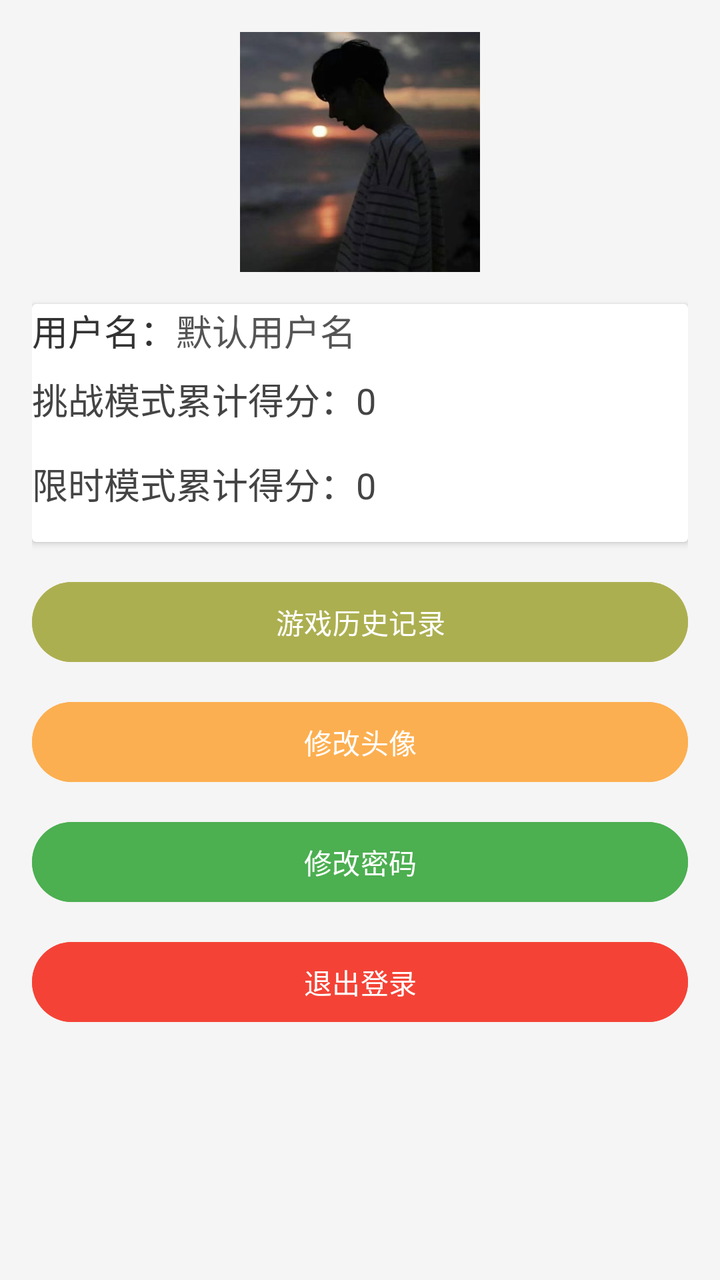
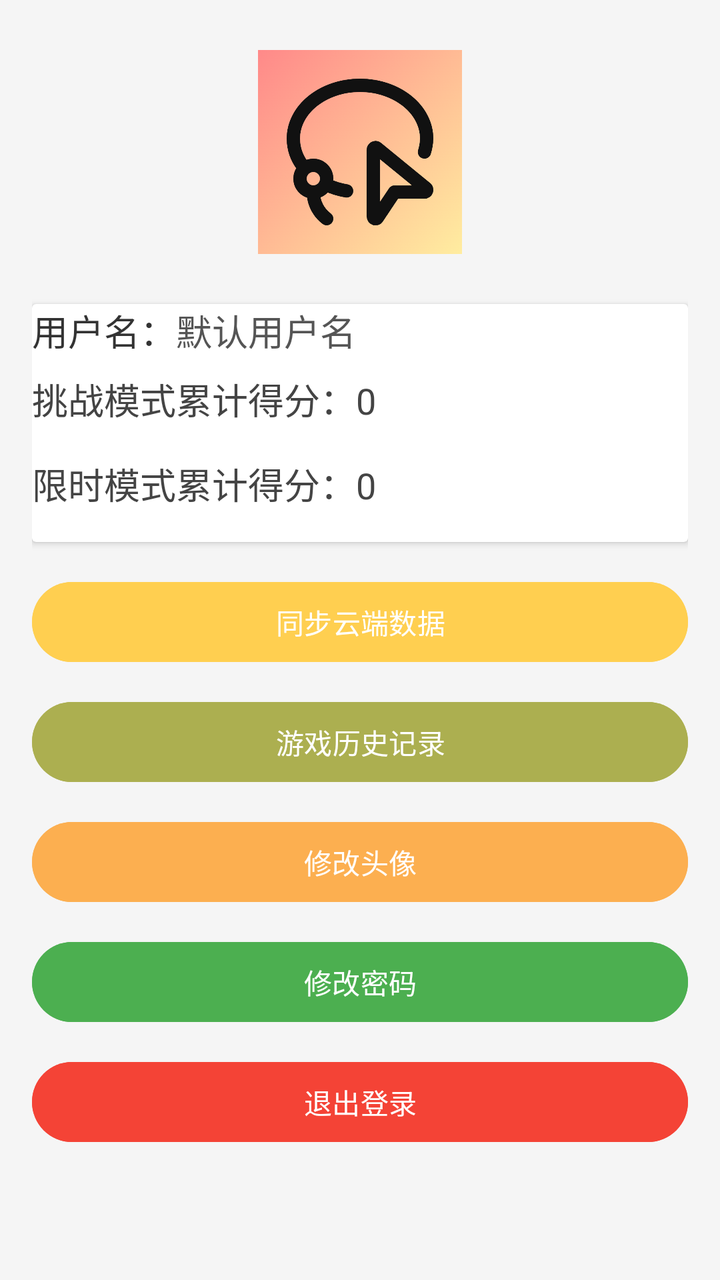

An Android layout rendered at two revisions. The XML below is the earlier revision; the diff shows what the commit changed to produce the second picture.
<!-- AndroidManifest.xml: application theme Theme.WordCrush -->
<!-- res/layout/fragment_home.xml -->
<?xml version="1.0" encoding="utf-8"?>
<ScrollView xmlns:android="http://schemas.android.com/apk/res/android"
    android:layout_width="match_parent"
    android:layout_height="match_parent"
    android:background="#F5F5F5"
    android:fitsSystemWindows="true">

    <LinearLayout
        android:layout_width="match_parent"
        android:layout_height="wrap_content"
        android:orientation="vertical"
        android:padding="16dp"
        android:gravity="center_horizontal">

        
        <ImageView
            android:layout_width="120dp"
            android:layout_height="120dp"
            android:src="@drawable/default_avatar"
            android:layout_marginBottom="16dp"
            android:scaleType="centerCrop"
            android:contentDescription="头像" />

        
        <androidx.cardview.widget.CardView
            android:layout_width="match_parent"
            android:layout_height="wrap_content"
            android:layout_marginBottom="16dp"
            android:padding="16dp">


            <LinearLayout
                android:layout_width="match_parent"
                android:layout_height="wrap_content"
                android:orientation="vertical">

                <LinearLayout
                    android:layout_width="match_parent"
                    android:layout_height="wrap_content"
                    android:orientation="horizontal"
                    android:layout_marginBottom="8dp">

                    <TextView
                        android:layout_width="wrap_content"
                        android:layout_height="wrap_content"
                        android:text="用户名："
                        android:textSize="18sp"
                        android:textColor="#333" />

                    <TextView
                        android:layout_width="wrap_content"
                        android:layout_height="wrap_content"
                        android:text="默认用户名"
                        android:textSize="18sp"
                        android:textColor="#555" />
                </LinearLayout>

                <LinearLayout
                    android:layout_width="match_parent"
                    android:layout_height="wrap_content"
                    android:orientation="horizontal"
                    android:layout_marginBottom="8dp">

                    <TextView
                        android:layout_width="wrap_content"
                        android:layout_height="wrap_content"
                        android:text="挑战模式累计得分："
                        android:textSize="18sp"
                        android:textColor="#444"
                        android:layout_marginBottom="8dp" />

                    <TextView
                        android:id="@+id/game1Score"
                        android:layout_width="wrap_content"
                        android:layout_height="wrap_content"
                        android:text="0"
                        android:textSize="18sp"
                        android:textColor="#444"
                        android:layout_marginBottom="8dp" />

                </LinearLayout>

                <LinearLayout
                    android:layout_width="match_parent"
                    android:layout_height="wrap_content"
                    android:orientation="horizontal"
                    android:layout_marginBottom="8dp">

                    <TextView
                        android:layout_width="wrap_content"
                        android:layout_height="wrap_content"
                        android:text="限时模式累计得分："
                        android:textSize="18sp"
                        android:textColor="#444"
                        android:layout_marginBottom="8dp" />

                    <TextView
                        android:id="@+id/game2Score"
                        android:layout_width="wrap_content"
                        android:layout_height="wrap_content"
                        android:text="0"
                        android:textSize="18sp"
                        android:textColor="#444"
                        android:layout_marginBottom="8dp" />

                </LinearLayout>

            </LinearLayout>

        </androidx.cardview.widget.CardView>

        

        <Button
            android:id="@+id/gameRecordBtn"
            android:layout_width="match_parent"
            android:layout_height="wrap_content"
            android:text="游戏历史记录"
            android:layout_marginBottom="12dp"
            android:backgroundTint="#aCAF50"
            android:textColor="#FFFFFF" />

        <Button
            android:id="@+id/changeAvatarBtn"
            android:layout_width="match_parent"
            android:layout_height="wrap_content"
            android:text="修改头像"
            android:layout_marginBottom="12dp"
            android:backgroundTint="#fCAF50"
            android:textColor="#FFFFFF" />


        <Button
            android:id="@+id/changePasswordBtn"
            android:layout_width="match_parent"
            android:layout_height="wrap_content"
            android:text="修改密码"
            android:layout_marginBottom="12dp"
            android:backgroundTint="#4CAF50"
            android:textColor="#FFFFFF" />

        <Button
            android:id="@+id/logoutButton"
            android:layout_width="match_parent"
            android:layout_height="wrap_content"
            android:text="退出登录"
            android:backgroundTint="#F44336"
            android:textColor="#FFFFFF" />

    </LinearLayout>
</ScrollView>
<!-- resources referenced by this layout -->
<resources>
  <!-- drawable default_avatar: jpg bitmap (drawable, 30745 bytes) -->
  <style name="Theme.WordCrush" parent="Base.Theme.WordCrush" />
  <style name="Base.Theme.WordCrush" parent="Theme.Material3.DayNight.NoActionBar">
          
          
      </style>
</resources>

<!-- the commit's change to res/layout/fragment_home.xml (unified diff, before → after) -->
@@ -14,9 +14,10 @@
 
         
         <ImageView
+            android:id="@+id/avatarImageView"
             android:layout_width="120dp"
             android:layout_height="120dp"
-            android:src="@drawable/default_avatar"
+            android:src="@drawable/logo"
             android:layout_marginBottom="16dp"
             android:scaleType="centerCrop"
             android:contentDescription="头像" />
@@ -48,6 +49,7 @@
                         android:textColor="#333" />
 
                     <TextView
+                        android:id="@+id/usernameText"
                         android:layout_width="wrap_content"
                         android:layout_height="wrap_content"
                         android:text="默认用户名"
@@ -70,7 +72,7 @@
                         android:layout_marginBottom="8dp" />
 
                     <TextView
-                        android:id="@+id/game1Score"
+                        android:id="@+id/game0Score"
                         android:layout_width="wrap_content"
                         android:layout_height="wrap_content"
                         android:text="0"
@@ -95,7 +97,7 @@
                         android:layout_marginBottom="8dp" />
 
                     <TextView
-                        android:id="@+id/game2Score"
+                        android:id="@+id/game1Score"
                         android:layout_width="wrap_content"
                         android:layout_height="wrap_content"
                         android:text="0"
@@ -110,6 +112,14 @@
         </androidx.cardview.widget.CardView>
 
         
+        <Button
+            android:id="@+id/syncCloudData"
+            android:layout_width="match_parent"
+            android:layout_height="wrap_content"
+            android:text="同步云端数据"
+            android:layout_marginBottom="12dp"
+            android:backgroundTint="#ffcF50"
+            android:textColor="#FFFFFF" />
 
         <Button
             android:id="@+id/gameRecordBtn"
<!-- resource entries referenced after the edit -->
@@ -1,6 +1,6 @@
 <!-- resources referenced by this layout -->
 <resources>
-  <!-- drawable default_avatar: jpg bitmap (drawable, 30745 bytes) -->
+  <!-- drawable logo: jpg bitmap (drawable, 136564 bytes) -->
   <style name="Theme.WordCrush" parent="Base.Theme.WordCrush" />
   <style name="Base.Theme.WordCrush" parent="Theme.Material3.DayNight.NoActionBar">
           
